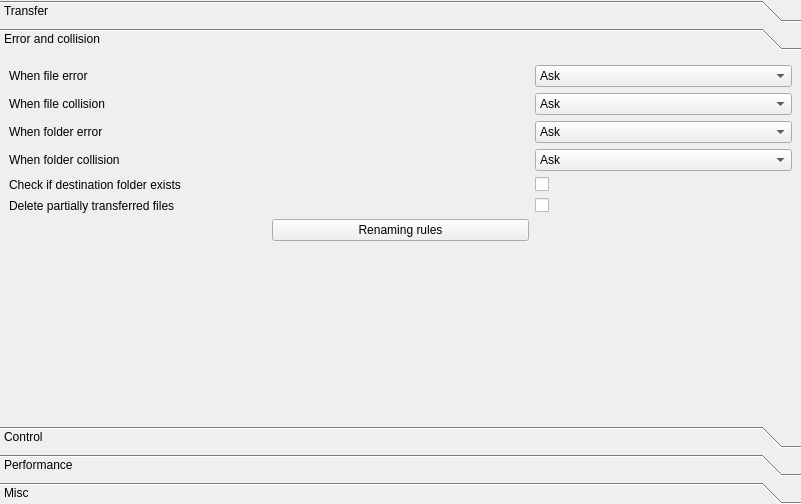
First picture: the form in plugins/CopyEngine/Ultracopier/copyEngineOptions.ui, repository alphaonex86/Ultracopier, before the edit.
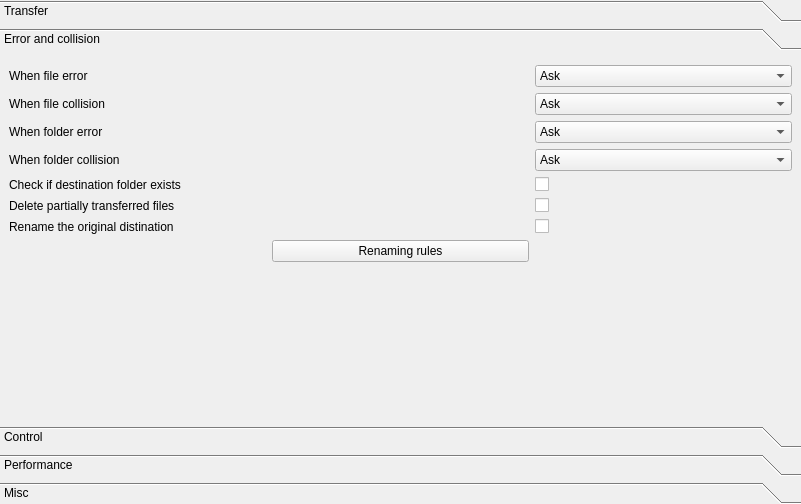
Second picture: the form after the edit. The open tabs and pages were chosen to show the change.

Commit message: Rename the original destination

Diff of the .ui file:
```diff
--- a/plugins/CopyEngine/Ultracopier/copyEngineOptions.ui
+++ b/plugins/CopyEngine/Ultracopier/copyEngineOptions.ui
@@ -254,14 +254,14 @@
          </property>
         </widget>
        </item>
-       <item row="6" column="1">
+       <item row="7" column="1">
         <widget class="QPushButton" name="renamingRules">
          <property name="text">
           <string>Renaming rules</string>
          </property>
         </widget>
        </item>
-       <item row="7" column="1">
+       <item row="8" column="1">
         <spacer name="verticalSpacer_5">
          <property name="orientation">
           <enum>Qt::Vertical</enum>
@@ -284,6 +284,16 @@
        <item row="5" column="2">
         <widget class="QCheckBox" name="deletePartiallyTransferredFiles"/>
        </item>
+       <item row="6" column="2">
+        <widget class="QCheckBox" name="renameTheOriginalDestination"/>
+       </item>
+       <item row="6" column="0">
+        <widget class="QLabel" name="label_22">
+         <property name="text">
+          <string>Rename the original distination</string>
+         </property>
+        </widget>
+       </item>
       </layout>
       <zorder>label_12</zorder>
       <zorder>label_13</zorder>
```
Left out of the diff: 30 changed lines with no effect on the pictures. The commit also changes 9 other files.
